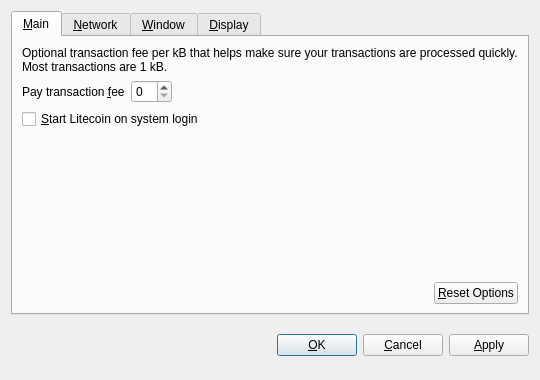
This is src/qt/forms/optionsdialog.ui in kilocoin/kilocoin as Qt 5 draws it before an edit. The edited form follows.
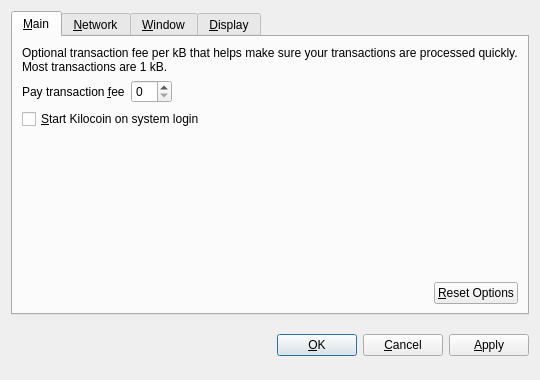
This is the edited form. Custom widgets are drawn as their Qt base class.

Commit message: Kilocoin messages and text

Patch:
```diff
--- a/src/qt/forms/optionsdialog.ui
+++ b/src/qt/forms/optionsdialog.ui
@@ -82,7 +82,7 @@
           <string>Automatically start Litecoin after logging in to the system.</string>
          </property>
          <property name="text">
-          <string>&amp;Start Litecoin on system login</string>
+          <string>&amp;Start Kilocoin on system login</string>
          </property>
         </widget>
        </item>
```
Left out of the diff: 10 changed lines with no effect on the pictures. The commit also changes 100 other files.
